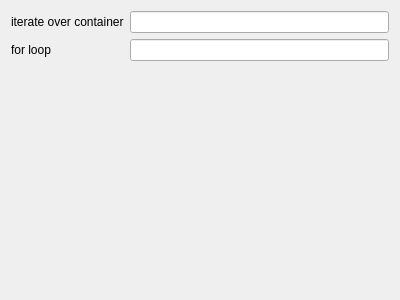
The window that DevelopmentHelper/CodeAssistant.ui (Ulle84/UllesSourceCode) describes before a commit, drawn with Qt 5.
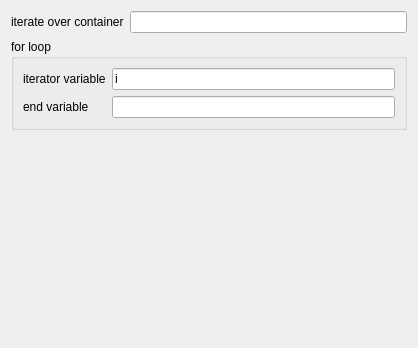
The same window after the commit.

Patch:
```diff
--- a/DevelopmentHelper/CodeAssistant.ui
+++ b/DevelopmentHelper/CodeAssistant.ui
@@ -6,22 +6,62 @@
    <rect>
     <x>0</x>
     <y>0</y>
-    <width>400</width>
-    <height>300</height>
+    <width>418</width>
+    <height>348</height>
    </rect>
   </property>
   <property name="windowTitle">
    <string>Form</string>
   </property>
-  <layout class="QGridLayout" name="gridLayout">
-   <item row="0" column="0">
-    <widget class="QLabel" name="label">
-     <property name="text">
-      <string>iterate over container</string>
+  <layout class="QVBoxLayout" name="verticalLayout">
+   <item>
+    <layout class="QHBoxLayout" name="horizontalLayout">
+     <item>
+      <widget class="QLabel" name="label">
+       <property name="text">
+        <string>iterate over container</string>
+       </property>
+      </widget>
+     </item>
+     <item>
+      <widget class="QLineEdit" name="lineEditContainer"/>
+     </item>
+    </layout>
+   </item>
+   <item>
+    <widget class="QGroupBox" name="groupBox">
+     <property name="title">
+      <string>for loop</string>
      </property>
+     <layout class="QGridLayout" name="gridLayout_2">
+      <item row="1" column="0">
+       <widget class="QLabel" name="label_3">
+        <property name="text">
+         <string>end variable</string>
+        </property>
+       </widget>
+      </item>
+      <item row="1" column="1">
+       <widget class="QLineEdit" name="lineEditForLoopEnd"/>
+      </item>
+      <item row="0" column="0">
+       <widget class="QLabel" name="label_4">
+        <property name="text">
+         <string>iterator variable</string>
+        </property>
+       </widget>
+      </item>
+      <item row="0" column="1">
+       <widget class="QLineEdit" name="lineEditForLoopIterator">
+        <property name="text">
+         <string>i</string>
+        </property>
+       </widget>
+      </item>
+     </layout>
     </widget>
    </item>
-   <item row="2" column="0">
+   <item>
     <spacer name="verticalSpacer">
      <property name="orientation">
       <enum>Qt::Vertical</enum>
@@ -34,19 +74,6 @@
      </property>
     </spacer>
    </item>
-   <item row="0" column="1">
-    <widget class="QLineEdit" name="lineEditContainer"/>
-   </item>
-   <item row="1" column="0">
-    <widget class="QLabel" name="label_2">
-     <property name="text">
-      <string>for loop</string>
-     </property>
-    </widget>
-   </item>
-   <item row="1" column="1">
-    <widget class="QLineEdit" name="lineEditForLoop"/>
-   </item>
   </layout>
  </widget>
  <resources/>
```
